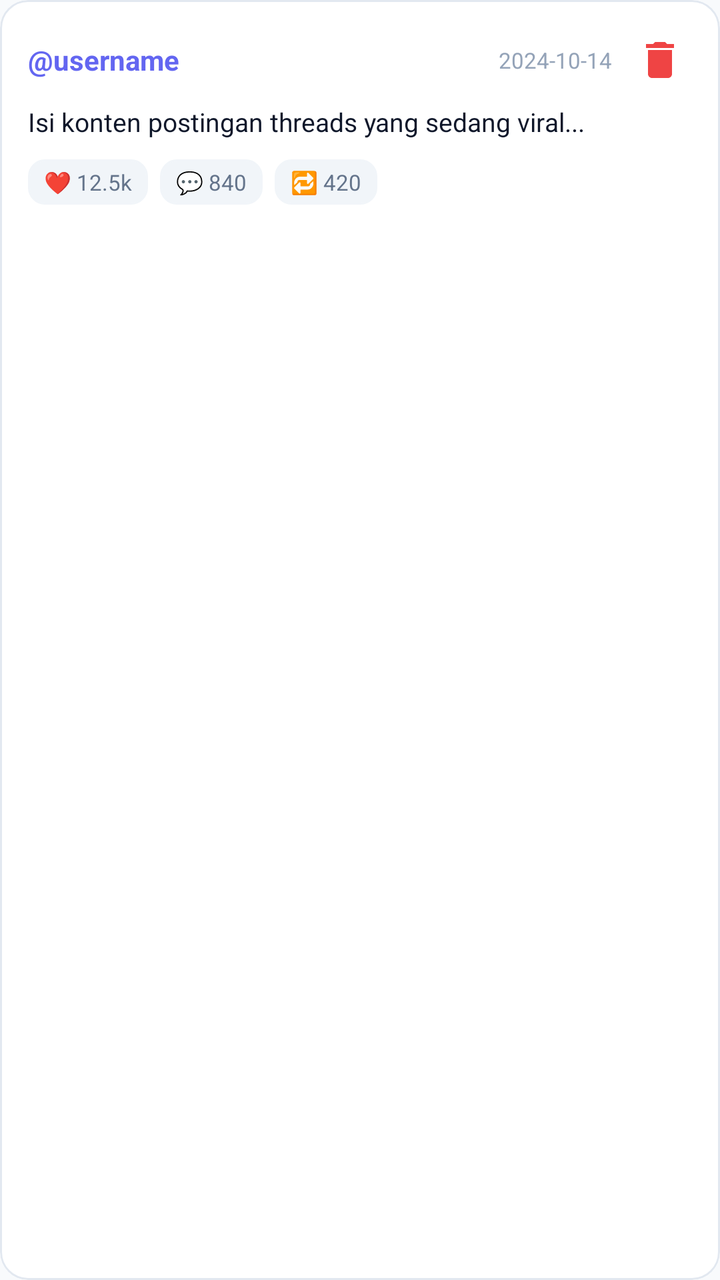
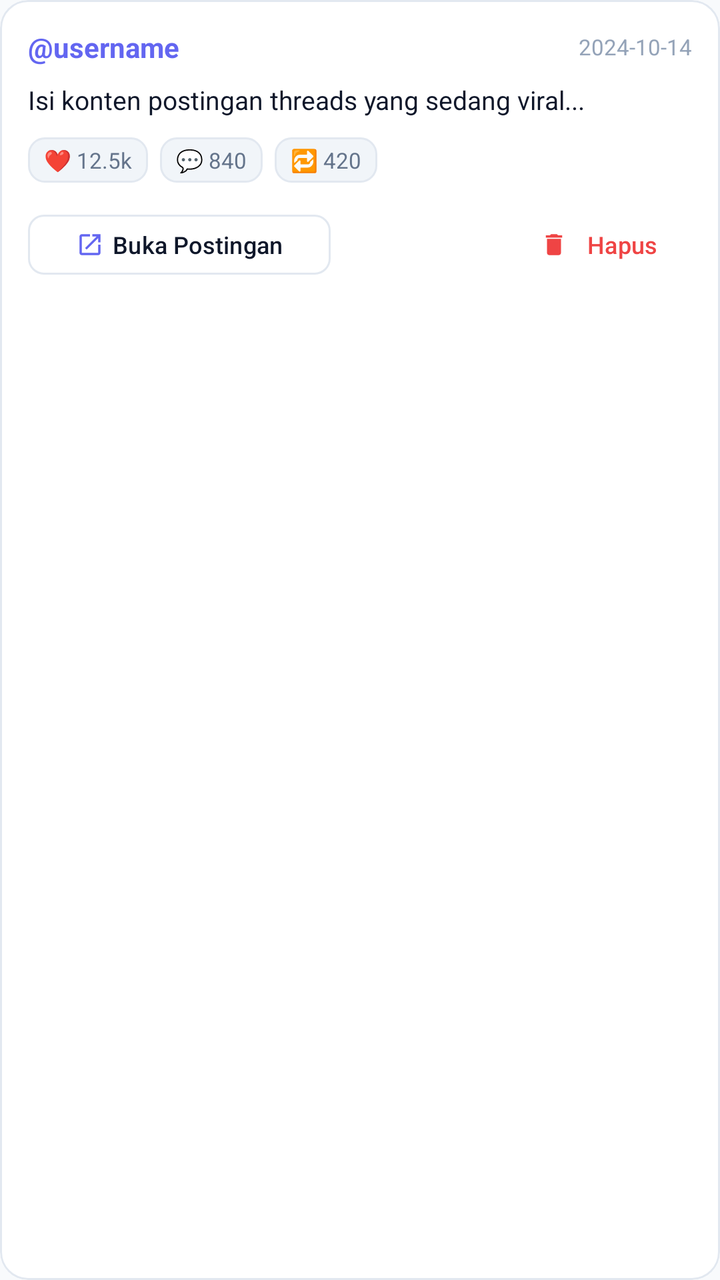

Before-and-after screenshots of an Android layout around one commit, followed by the original layout XML and the change that was made.
<!-- AndroidManifest.xml: application theme Theme.ThreadFlow -->
<!-- res/layout/item_target_post.xml -->
<?xml version="1.0" encoding="utf-8"?>
<com.google.android.material.card.MaterialCardView xmlns:android="http://schemas.android.com/apk/res/android"
    xmlns:app="http://schemas.android.com/apk/res-auto"
    android:layout_width="match_parent"
    android:layout_height="wrap_content"
    android:layout_marginBottom="10dp"
    app:cardBackgroundColor="@color/surface_card"
    app:cardCornerRadius="14dp"
    app:cardElevation="0dp"
    app:strokeColor="@color/stroke_color"
    app:strokeWidth="1dp">

    <LinearLayout
        android:layout_width="match_parent"
        android:layout_height="wrap_content"
        android:orientation="vertical"
        android:padding="14dp">

        <LinearLayout
            android:layout_width="match_parent"
            android:layout_height="wrap_content"
            android:gravity="center_vertical"
            android:orientation="horizontal">

            <TextView
                android:id="@+id/tvAuthor"
                android:layout_width="0dp"
                android:layout_height="wrap_content"
                android:layout_weight="1"
                android:text="@username"
                android:textColor="@color/primary"
                android:textSize="14sp"
                android:textStyle="bold" />

            <TextView
                android:id="@+id/tvDate"
                android:layout_width="wrap_content"
                android:layout_height="wrap_content"
                android:text="2024-10-14"
                android:textColor="@color/text_muted"
                android:textSize="11sp" />

            <ImageButton
                android:id="@+id/btnRemove"
                android:layout_width="32dp"
                android:layout_height="32dp"
                android:layout_marginStart="8dp"
                android:background="?attr/selectableItemBackgroundBorderless"
                android:contentDescription="Hapus dari antrean"
                android:src="@drawable/ic_delete"
                app:tint="@color/accent_red" />
        </LinearLayout>

        <TextView
            android:id="@+id/tvContent"
            android:layout_width="match_parent"
            android:layout_height="wrap_content"
            android:layout_marginTop="6dp"
            android:ellipsize="end"
            android:maxLines="3"
            android:text="Isi konten postingan threads yang sedang viral..."
            android:textColor="@color/text_primary"
            android:textSize="13sp" />

        
        <LinearLayout
            android:layout_width="match_parent"
            android:layout_height="wrap_content"
            android:layout_marginTop="10dp"
            android:gravity="center_vertical"
            android:orientation="horizontal">

            <TextView
                android:id="@+id/tvLikes"
                android:layout_width="wrap_content"
                android:layout_height="wrap_content"
                android:background="@drawable/bg_badge_pill"
                android:backgroundTint="@color/surface_variant"
                android:paddingHorizontal="8dp"
                android:paddingVertical="4dp"
                android:text="❤️ 12.5k"
                android:textColor="@color/text_secondary"
                android:textSize="11sp" />

            <TextView
                android:id="@+id/tvComments"
                android:layout_width="wrap_content"
                android:layout_height="wrap_content"
                android:layout_marginStart="6dp"
                android:background="@drawable/bg_badge_pill"
                android:backgroundTint="@color/surface_variant"
                android:paddingHorizontal="8dp"
                android:paddingVertical="4dp"
                android:text="💬 840"
                android:textColor="@color/text_secondary"
                android:textSize="11sp" />

            <TextView
                android:id="@+id/tvReposts"
                android:layout_width="wrap_content"
                android:layout_height="wrap_content"
                android:layout_marginStart="6dp"
                android:background="@drawable/bg_badge_pill"
                android:backgroundTint="@color/surface_variant"
                android:paddingHorizontal="8dp"
                android:paddingVertical="4dp"
                android:text="🔁 420"
                android:textColor="@color/text_secondary"
                android:textSize="11sp" />
        </LinearLayout>
    </LinearLayout>
</com.google.android.material.card.MaterialCardView>
<!-- resources referenced by this layout -->
<resources>
  <color name="accent_red">#EF4444</color>
  <color name="primary">#6366F1</color>
  <color name="stroke_color">#E2E8F0</color>
  <color name="surface_card">#FFFFFF</color>
  <color name="surface_variant">#F1F5F9</color>
  <color name="text_muted">#94A3B8</color>
  <color name="text_primary">#0F172A</color>
  <color name="text_secondary">#64748B</color>
  <!-- drawable bg_badge_pill (drawable) -->
  <?xml version="1.0" encoding="utf-8"?>
  <shape xmlns:android="http://schemas.android.com/apk/res/android"
      android:shape="rectangle">
      <corners android:radius="8dp" />
      <solid android:color="@color/surface_variant" />
      <stroke android:width="1dp" android:color="@color/stroke_color" />
  </shape>
  <!-- drawable ic_delete (drawable) -->
  <vector xmlns:android="http://schemas.android.com/apk/res/android"
      android:width="24dp"
      android:height="24dp"
      android:viewportWidth="24"
      android:viewportHeight="24">
      <path
          android:fillColor="#FFFFFFFF"
          android:pathData="M6,19c0,1.1 0.9,2 2,2h8c1.1,0 2,-0.9 2,-2V7H6v12zM19,4h-3.5l-1,-1h-5l-1,1H5v2h14V4z"/>
  </vector>
  <style name="Theme.ThreadFlow" parent="Theme.Material3.DayNight.NoActionBar">
          <item name="colorPrimary">@color/primary</item>
          <item name="colorPrimaryVariant">@color/primary_variant</item>
          <item name="colorOnPrimary">@color/on_primary</item>
          <item name="colorSecondary">@color/secondary</item>
          <item name="colorOnSecondary">@color/on_secondary</item>
          <item name="android:statusBarColor">@color/bg_canvas</item>
          <item name="android:windowLightStatusBar">true</item>
          <item name="android:navigationBarColor">@color/bg_canvas</item>
          <item name="android:windowBackground">@color/bg_canvas</item>
          <item name="shapeAppearanceSmallComponent">@style/ShapeAppearance.ThreadFlow.Small</item>
          <item name="shapeAppearanceMediumComponent">@style/ShapeAppearance.ThreadFlow.Medium</item>
          <item name="shapeAppearanceLargeComponent">@style/ShapeAppearance.ThreadFlow.Large</item>
      </style>
  <color name="primary_variant">#4F46E5</color>
  <color name="on_primary">#FFFFFF</color>
  <color name="secondary">#EC4899</color>
  <color name="on_secondary">#FFFFFF</color>
  <color name="bg_canvas">#F8FAFC</color>
  <style name="ShapeAppearance.ThreadFlow.Small" parent="ShapeAppearance.Material3.SmallComponent">
          <item name="cornerSize">10dp</item>
      </style>
  <style name="ShapeAppearance.ThreadFlow.Medium" parent="ShapeAppearance.Material3.MediumComponent">
          <item name="cornerSize">16dp</item>
      </style>
  <style name="ShapeAppearance.ThreadFlow.Large" parent="ShapeAppearance.Material3.LargeComponent">
          <item name="cornerSize">20dp</item>
      </style>
</resources>

<!-- the commit's change to res/layout/item_target_post.xml (unified diff, before → after) -->
@@ -3,7 +3,7 @@
     xmlns:app="http://schemas.android.com/apk/res-auto"
     android:layout_width="match_parent"
     android:layout_height="wrap_content"
-    android:layout_marginBottom="10dp"
+    android:layout_marginBottom="12dp"
     app:cardBackgroundColor="@color/surface_card"
     app:cardCornerRadius="14dp"
     app:cardElevation="0dp"
@@ -39,23 +39,13 @@
                 android:text="2024-10-14"
                 android:textColor="@color/text_muted"
                 android:textSize="11sp" />
-
-            <ImageButton
-                android:id="@+id/btnRemove"
-                android:layout_width="32dp"
-                android:layout_height="32dp"
-                android:layout_marginStart="8dp"
-                android:background="?attr/selectableItemBackgroundBorderless"
-                android:contentDescription="Hapus dari antrean"
-                android:src="@drawable/ic_delete"
-                app:tint="@color/accent_red" />
         </LinearLayout>
 
         <TextView
             android:id="@+id/tvContent"
             android:layout_width="match_parent"
             android:layout_height="wrap_content"
-            android:layout_marginTop="6dp"
+            android:layout_marginTop="8dp"
             android:ellipsize="end"
             android:maxLines="3"
             android:text="Isi konten postingan threads yang sedang viral..."
@@ -75,7 +65,6 @@
                 android:layout_width="wrap_content"
                 android:layout_height="wrap_content"
                 android:background="@drawable/bg_badge_pill"
-                android:backgroundTint="@color/surface_variant"
                 android:paddingHorizontal="8dp"
                 android:paddingVertical="4dp"
                 android:text="❤️ 12.5k"
@@ -88,7 +77,6 @@
                 android:layout_height="wrap_content"
                 android:layout_marginStart="6dp"
                 android:background="@drawable/bg_badge_pill"
-                android:backgroundTint="@color/surface_variant"
                 android:paddingHorizontal="8dp"
                 android:paddingVertical="4dp"
                 android:text="💬 840"
@@ -101,12 +89,51 @@
                 android:layout_height="wrap_content"
                 android:layout_marginStart="6dp"
                 android:background="@drawable/bg_badge_pill"
-                android:backgroundTint="@color/surface_variant"
                 android:paddingHorizontal="8dp"
                 android:paddingVertical="4dp"
                 android:text="🔁 420"
                 android:textColor="@color/text_secondary"
                 android:textSize="11sp" />
         </LinearLayout>
+
+        
+        <LinearLayout
+            android:layout_width="match_parent"
+            android:layout_height="wrap_content"
+            android:layout_marginTop="12dp"
+            android:gravity="center_vertical"
+            android:orientation="horizontal">
+
+            <com.google.android.material.button.MaterialButton
+                android:id="@+id/btnViewPost"
+                style="@style/Widget.Material3.Button.OutlinedButton"
+                android:layout_width="wrap_content"
+                android:layout_height="38dp"
+                android:text="Buka Postingan"
+                android:textColor="@color/text_primary"
+                android:textSize="12sp"
+                app:cornerRadius="8dp"
+                app:icon="@drawable/ic_open_in_new"
+                app:iconSize="14dp"
+                app:strokeColor="@color/stroke_color" />
+
+            <View
+                android:layout_width="0dp"
+                android:layout_height="1dp"
+                android:layout_weight="1" />
+
+            <com.google.android.material.button.MaterialButton
+                android:id="@+id/btnRemove"
+                style="@style/Widget.Material3.Button.TextButton"
+                android:layout_width="wrap_content"
+                android:layout_height="38dp"
+                android:text="Hapus"
+                android:textColor="@color/accent_red"
+                android:textSize="12sp"
+                app:icon="@drawable/ic_delete"
+                app:iconSize="14dp"
+                app:iconTint="@color/accent_red" />
+        </LinearLayout>
+
     </LinearLayout>
 </com.google.android.material.card.MaterialCardView>
<!-- resource entries referenced after the edit -->
@@ -25,6 +25,16 @@
       <path
           android:fillColor="#FFFFFFFF"
           android:pathData="M6,19c0,1.1 0.9,2 2,2h8c1.1,0 2,-0.9 2,-2V7H6v12zM19,4h-3.5l-1,-1h-5l-1,1H5v2h14V4z"/>
+  </vector>
+  <!-- drawable ic_open_in_new (drawable) -->
+  <vector xmlns:android="http://schemas.android.com/apk/res/android"
+      android:width="24dp"
+      android:height="24dp"
+      android:viewportWidth="24"
+      android:viewportHeight="24">
+      <path
+          android:fillColor="#FFFFFFFF"
+          android:pathData="M19,19H5V5h7V3H5c-1.11,0 -2,0.9 -2,2v14c0,1.1 0.89,2 2,2h14c1.1,0 2,-0.9 2,-2v-7h-2v7zM14,3v2h3.59l-9.83,9.83 1.41,1.41L19,6.41V10h2V3h-7z"/>
   </vector>
   <style name="Theme.ThreadFlow" parent="Theme.Material3.DayNight.NoActionBar">
           <item name="colorPrimary">@color/primary</item>
